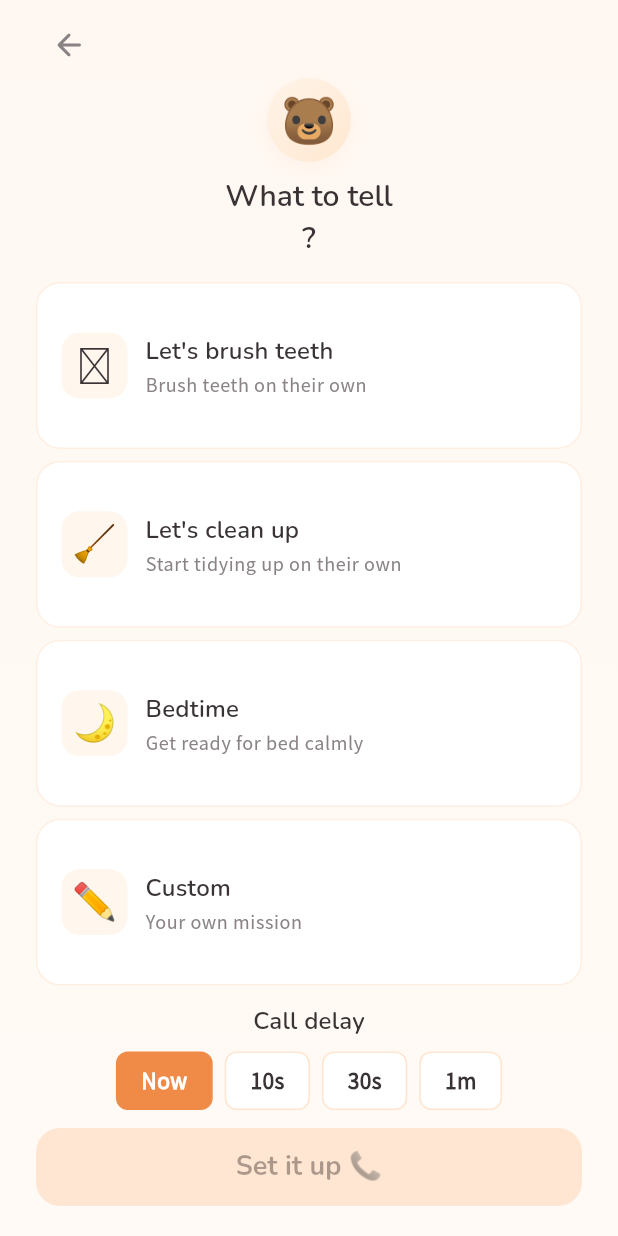
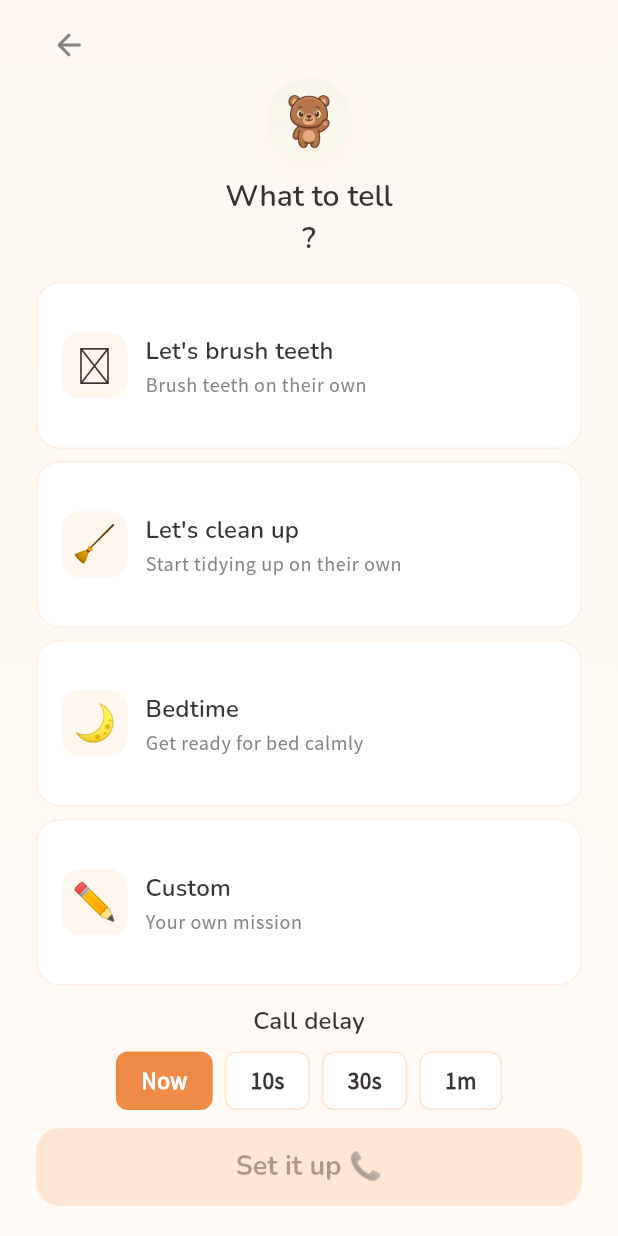
Before and after one commit to EijiAC24/monti-hackathon, a Flutter app: the ScenarioScreen screen opened by its route, on a phone screen of 412 x 824 dp. Run offline on Flutter 3.47's test engine with Material 3 defaults, Android fonts, the phone set to English and light mode, and no system bars; our stand-ins replace audioplayers, flutter_riverpod, go_router, google_fonts, permission_handler, shared_preferences; missing offline and left inert: flutter_pcm_sound, record; accounts and stored records are empty.

Commit message:
fix: guard early function calls, scenario screen character image
- Ignore end_conversation if fewer than 2 turns completed (code guard)
- Strengthen function call description to prevent premature triggering
- Scenario screen shows character image instead of emoji

```diff
--- a/lib/features/scenario/scenario_screen.dart
+++ b/lib/features/scenario/scenario_screen.dart
@@ -3,6 +3,7 @@ import 'package:flutter_riverpod/flutter_riverpod.dart';
 import 'package:go_router/go_router.dart';
 
 import '../../l10n/app_localizations.dart';
+import '../../models/child_profile.dart';
 import '../../models/scenario.dart';
 import '../../shared/theme/app_theme.dart';
 import '../profile/profile_provider.dart';
@@ -80,10 +81,31 @@ class _ScenarioScreenState extends ConsumerState<ScenarioScreen> {
                     shape: BoxShape.circle,
                     boxShadow: AppShadows.card,
                   ),
-                  child: Center(
-                    child: Text(profile?.emoji ?? '🐻',
-                        style: const TextStyle(fontSize: 30)),
-                  ),
+                  child: profile?.characterImage != null
+                      ? ClipOval(
+                          child: Image.memory(
+                            profile!.characterImage!,
+                            width: 56,
+                            height: 56,
+                            fit: BoxFit.cover,
+                          ),
+                        )
+                      : ChildProfile.assetForEmoji(
+                                  profile?.emoji ?? '🐻') !=
+                              null
+                          ? ClipOval(
+                              child: Image.asset(
+                                ChildProfile.assetForEmoji(
+                                    profile?.emoji ?? '🐻')!,
+                                width: 56,
+                                height: 56,
+                                fit: BoxFit.cover,
+                              ),
+                            )
+                          : Center(
+                              child: Text(profile?.emoji ?? '🐻',
+                                  style: const TextStyle(fontSize: 30)),
+                            ),
                 ),
                 const SizedBox(height: 8),
                 Text(
--- a/lib/services/gemini_live_service.dart
+++ b/lib/services/gemini_live_service.dart
@@ -121,7 +121,7 @@ class GeminiLiveService {
                 {
                   'name': 'end_conversation',
                   'description':
-                      'Call this AFTER saying goodbye when the child has agreed to take action and the conversation goal is achieved.',
+                      'Call this ONLY after a full conversation has happened (at least 3 exchanges back and forth) AND the child has explicitly agreed to take action AND you have said goodbye. NEVER call this on the first turn or before the child has spoken.',
                   'parameters': {
                     'type': 'object',
                     'properties': {},
```
Also changed, not shown: lib/features/conversation/conversation_provider.dart (+8 -1 lines).
